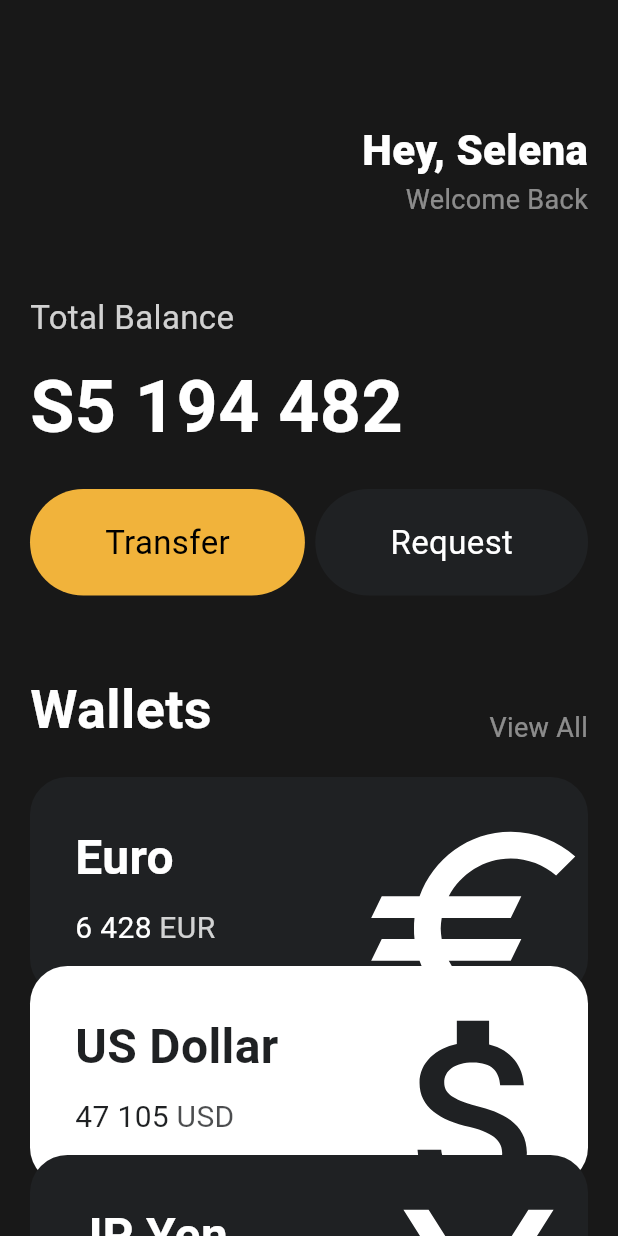
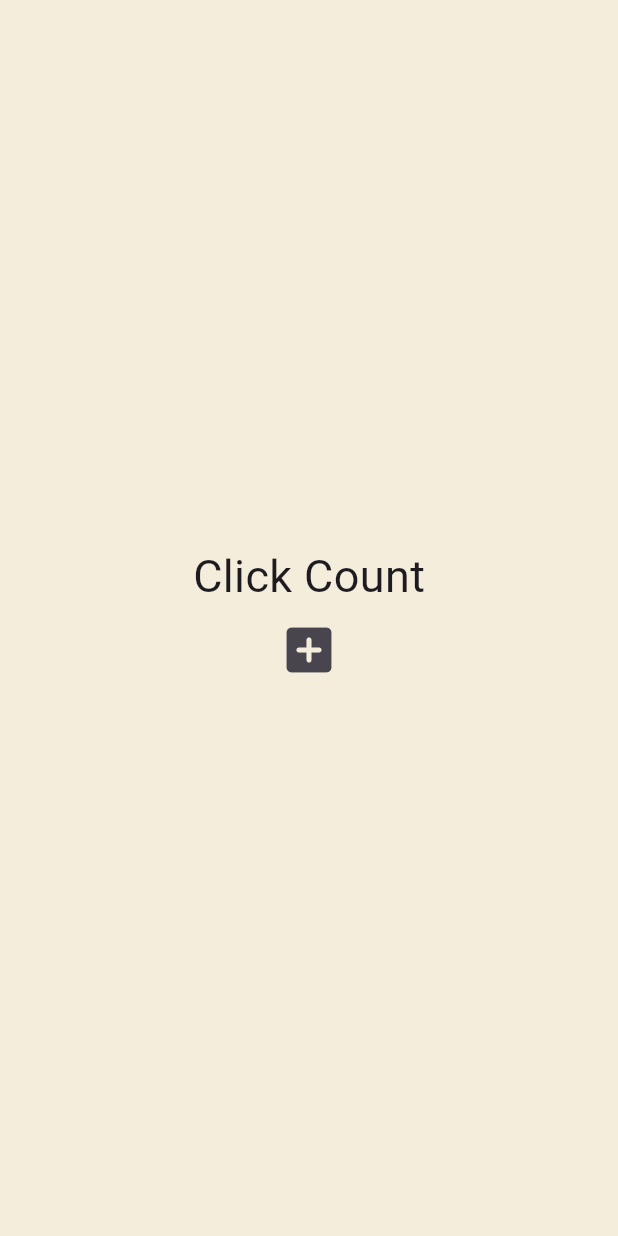
Before and after one commit to unsu0707/flutter-ui-practice, a Flutter app: the screen it shows after launch, on a phone screen of 412 x 824 dp. Run offline on Flutter 3.47's test engine with Material 3 defaults, Android fonts, the phone set to English and light mode, and no system bars.

Commit message:
Practice StatefulWidget

```diff
--- a/lib/main.dart
+++ b/lib/main.dart
@@ -1,147 +1,45 @@
 import 'package:flutter/material.dart';
-import 'package:flutter/widgets.dart';
-import 'package:toonflix/widgets/button.dart';
-import 'package:toonflix/widgets/currency_card.dart';
 
 void main() {
   runApp(const App());
 }
 
-class App extends StatelessWidget {
+class App extends StatefulWidget {
   const App({super.key});
+
+  @override
+  State<App> createState() => _AppState();
+}
+
+class _AppState extends State<App> {
+  List<int> numbers = [];
+
+  void onClicked() {
+    setState(() {
+      numbers.add(numbers.length);
+    });
+  }
 
   @override
   Widget build(BuildContext context) {
     return MaterialApp(
       home: Scaffold(
-        backgroundColor: const Color(0xFF181818),
-        body: SingleChildScrollView(
-          child: Padding(
-            padding: const EdgeInsets.symmetric(
-              horizontal: 20,
-            ),
+        backgroundColor: const Color(0xFFF4EDDB),
+        body: Center(
           child: Column(
-              crossAxisAlignment: CrossAxisAlignment.start,
-              children: [
-                const SizedBox(
-                  height: 80,
-                ),
-                Row(
-                  mainAxisAlignment: MainAxisAlignment.end,
-                  children: [
-                    Column(
-                      crossAxisAlignment: CrossAxisAlignment.end,
+            mainAxisAlignment: MainAxisAlignment.center,
             children: [
               const Text(
-                          'Hey, Selena',
-                          style: TextStyle(
-                            color: Colors.white,
-                            fontSize: 28,
-                            fontWeight: FontWeight.w800,
+                'Click Count',
+                style: TextStyle(fontSize: 30),
               ),
-                        ),
-                        Text(
-                          'Welcome Back',
-                          style: TextStyle(
-                            color: Colors.white.withOpacity(0.5),
-                            fontSize: 18,
-                          ),
+              for (var n in numbers) Text('$n'),
+              IconButton(
+                iconSize: 40,
+                onPressed: onClicked,
+                icon: const Icon(Icons.add_box_rounded),
               ),
             ],
-                    ),
-                  ],
-                ),
-                const SizedBox(
-                  height: 50,
-                ),
-                Text(
-                  'Total Balance',
-                  style: TextStyle(
-                    fontSize: 22,
-                    color: Colors.white.withOpacity(0.8),
-                  ),
-                ),
-                const SizedBox(
-                  height: 10,
-                ),
-                const Text(
-                  'S5 194 482',
-                  style: TextStyle(
-                    fontSize: 48,
-                    fontWeight: FontWeight.w600,
-                    color: Colors.white,
-                  ),
-                ),
-                const SizedBox(
-                  height: 20,
-                ),
-                const Row(
-                  mainAxisAlignment: MainAxisAlignment.spaceBetween,
-                  children: [
-                    Button(
-                      text: "Transfer",
-                      bgColor: Color(0xFFF1B33B),
-                      textColor: Colors.black,
-                    ),
-                    Button(
-                      text: "Request",
-                      bgColor: Color(0xFF1F2123),
-                      textColor: Colors.white,
-                    ),
-                  ],
-                ),
-                const SizedBox(
-                  height: 50,
-                ),
-                Row(
-                  crossAxisAlignment: CrossAxisAlignment.end,
-                  mainAxisAlignment: MainAxisAlignment.spaceBetween,
-                  children: [
-                    const Text(
-                      'Wallets',
-                      style: TextStyle(
-                        color: Colors.white,
-                        fontSize: 36,
-                        fontWeight: FontWeight.w600,
-                      ),
-                    ),
-                    Text(
-                      'View All',
-                      style: TextStyle(
-                        color: Colors.white.withOpacity(0.5),
-                        fontSize: 18,
-                      ),
-                    ),
-                  ],
-                ),
-                const SizedBox(
-                  height: 20,
-                ),
-                const CurrencyCard(
-                  name: "Euro",
-                  amount: "6 428",
-                  code: "EUR",
-                  icon: Icons.euro_sharp,
-                  isInverted: false,
-                ),
-                const CurrencyCard(
-                  name: "US Dollar",
-                  amount: "47 105",
-                  code: "USD",
-                  icon: Icons.attach_money_sharp,
-                  isInverted: true,
-                  order: 1,
-                ),
-                const CurrencyCard(
-                  name: "JP Yen",
-                  amount: "1 472 000",
-                  code: "JPY",
-                  icon: Icons.currency_yen_sharp,
-                  isInverted: false,
-                  order: 2,
-                ),
-              ],
-            ),
           ),
         ),
       ),
--- a/lib/widgets/button.dart
+++ /dev/null
@@ -1,37 +0,0 @@
-import 'package:flutter/material.dart';
-
-class Button extends StatelessWidget {
-  final String text;
-  final Color bgColor;
-  final Color textColor;
-
-  const Button({
-    super.key,
-    required this.text,
-    required this.bgColor,
-    required this.textColor,
-  });
-
-  @override
-  Widget build(BuildContext context) {
-    return Container(
-      decoration: BoxDecoration(
-        color: bgColor,
-        borderRadius: BorderRadius.circular(45),
-      ),
-      child: Padding(
-        padding: const EdgeInsets.symmetric(
-          vertical: 20,
-          horizontal: 50,
-        ),
-        child: Text(
-          text,
-          style: TextStyle(
-            fontSize: 22,
-            color: textColor,
-          ),
-        ),
-      ),
-    );
-  }
-}
--- a/lib/widgets/currency_card.dart
+++ /dev/null
@@ -1,99 +0,0 @@
-import 'package:flutter/material.dart';
-
-class CurrencyCard extends StatelessWidget {
-  final String name;
-  final String amount;
-  final String code;
-  final IconData icon;
-  final bool isInverted;
-  final double order;
-
-  const CurrencyCard({
-    super.key,
-    required this.name,
-    required this.amount,
-    required this.code,
-    required this.icon,
-    required this.isInverted,
-    this.order = 0,
-  });
-
-  Color bgColor() {
-    return isInverted ? Colors.white : const Color(0xFF1F2123);
-  }
-
-  Color textColor() {
-    return isInverted ? const Color(0xFF1F2123) : Colors.white;
-  }
-
-  @override
-  Widget build(BuildContext context) {
-    final double offsetDy = -20 * order;
-    return Transform.translate(
-      offset: Offset(0, offsetDy),
-      child: Container(
-        clipBehavior: Clip.hardEdge,
-        decoration: BoxDecoration(
-          color: bgColor(),
-          borderRadius: BorderRadius.circular(25),
-        ),
-        child: Padding(
-          padding: const EdgeInsets.all(30),
-          child: Row(
-            mainAxisAlignment: MainAxisAlignment.spaceBetween,
-            children: [
-              Column(
-                crossAxisAlignment: CrossAxisAlignment.start,
-                children: [
-                  Text(
-                    name,
-                    style: TextStyle(
-                      color: textColor(),
-                      fontSize: 32,
-                      fontWeight: FontWeight.w600,
-                    ),
-                  ),
-                  const SizedBox(
-                    height: 10,
-                  ),
-                  Row(
-                    children: [
-                      Text(
-                        amount,
-                        style: TextStyle(
-                          color: textColor(),
-                          fontSize: 20,
-                        ),
-                      ),
-                      const SizedBox(
-                        width: 5,
-                      ),
-                      Text(
-                        code,
-                        style: TextStyle(
-                          color: textColor().withOpacity(0.8),
-                          fontSize: 20,
-                        ),
-                      ),
-                    ],
-                  ),
-                ],
-              ),
-              Transform.scale(
-                scale: 2,
-                child: Transform.translate(
-                  offset: const Offset(0, 14),
-                  child: Icon(
-                    icon,
-                    color: textColor(),
-                    size: 86,
-                  ),
-                ),
-              ),
-            ],
-          ),
-        ),
-      ),
-    );
-  }
-}
```
Lines whose indentation alone changed are shown as unchanged.
